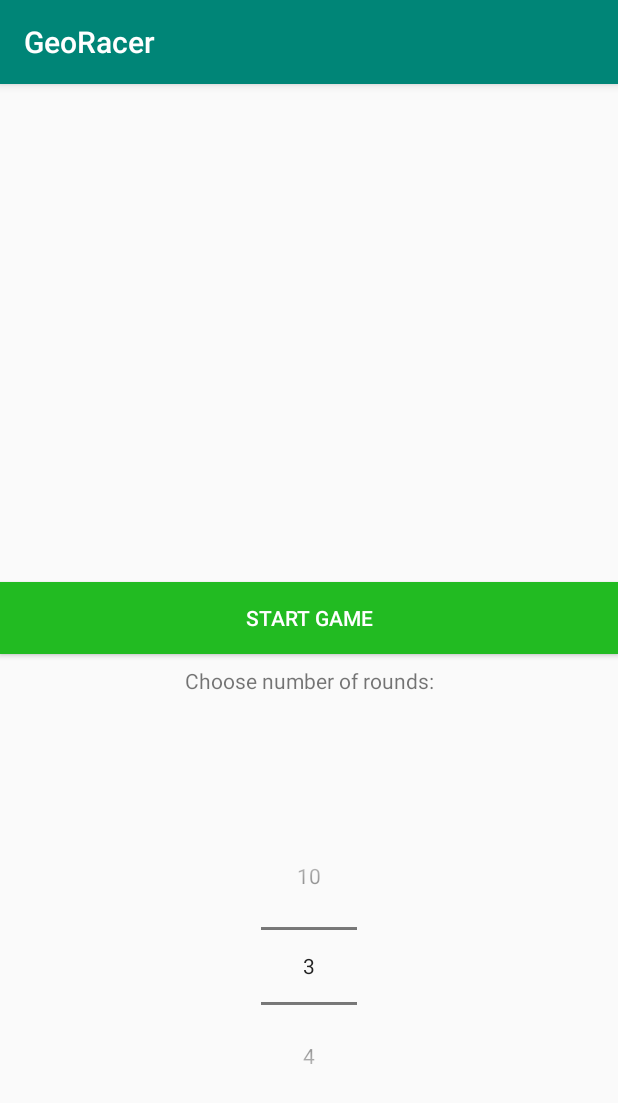
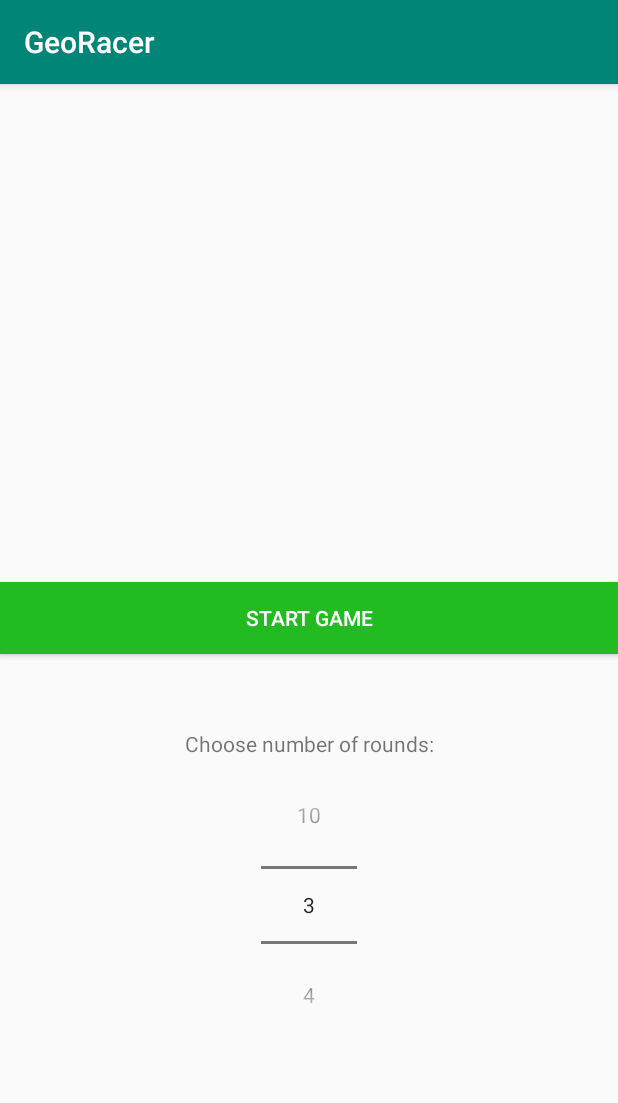
Before and after one commit to pokongwu/gameProject, an Android app: the screen it shows after launch (MainMenu), on a phone screen of 412 x 824 dp. Shown: the top 1103 px of the screen. Run offline under Robolectric (Android 15) with nearby library versions, the phone set to English and light mode, and no system bars.

Commit message:
fix margins, remove unused code

```diff
--- a/GeoRacer/app/src/main/res/layout/activity_main_menu.xml
+++ b/GeoRacer/app/src/main/res/layout/activity_main_menu.xml
@@ -28,7 +28,7 @@
         tools:layout_editor_absoluteY="46dp" />
 
     <Button
-        android:id="@+id/button2"
+        android:id="@+id/startGameBtn"
         android:layout_width="match_parent"
         android:layout_height="wrap_content"
         android:onClick="startGame"
@@ -39,27 +39,20 @@
         app:layout_constraintEnd_toEndOf="parent"
         app:layout_constraintTop_toTopOf="parent"
         app:layout_constraintBottom_toBottomOf="parent" />
-<!--
-    <EditText
-        android:id="@+id/numberOfRounds"
-        style="@style/Base.Widget.MaterialComponents.TextInputEditText"
+
+    <TextView
+        android:id="@+id/textView"
         android:layout_width="wrap_content"
         android:layout_height="wrap_content"
         android:layout_marginStart="8dp"
-        android:layout_marginTop="8dp"
+        android:layout_marginTop="50dp"
         android:layout_marginEnd="8dp"
-        android:layout_marginBottom="108dp"
-        android:ems="10"
-        android:hint="@string/default_rounds"
-        android:inputType="number"
-        android:singleLine="true"
-        android:textAlignment="center"
-        app:layout_constraintBottom_toBottomOf="@+id/include"
+        android:layout_marginBottom="16dp"
+        android:text="@string/select_rounds"
         app:layout_constraintEnd_toEndOf="parent"
         app:layout_constraintStart_toStartOf="parent"
-        app:layout_constraintTop_toBottomOf="@+id/button2"
-        android:importantForAutofill="no" />
--->
+        app:layout_constraintTop_toBottomOf="@id/startGameBtn"/>
+
     <NumberPicker
         android:id="@+id/roundPicker"
         android:layout_width="wrap_content"
@@ -68,22 +61,9 @@
         android:layout_marginTop="8dp"
         android:layout_marginEnd="8dp"
         android:layout_marginBottom="8dp"
-        app:layout_constraintBottom_toBottomOf="@+id/include"
+        app:layout_constraintTop_toBottomOf="@+id/textView"
         app:layout_constraintEnd_toEndOf="parent"
         app:layout_constraintStart_toStartOf="parent"
-        app:layout_constraintTop_toBottomOf="@+id/textView" />
-
-    <TextView
-        android:id="@+id/textView"
-        android:layout_width="wrap_content"
-        android:layout_height="wrap_content"
-        android:layout_marginStart="8dp"
-        android:layout_marginTop="8dp"
-        android:layout_marginEnd="8dp"
-        android:layout_marginBottom="8dp"
-        android:text="@string/select_rounds"
-        app:layout_constraintEnd_toEndOf="parent"
-        app:layout_constraintStart_toStartOf="parent"
-        app:layout_constraintTop_toBottomOf="@+id/button2" />
+        />
 
 </android.support.constraint.ConstraintLayout>
```
